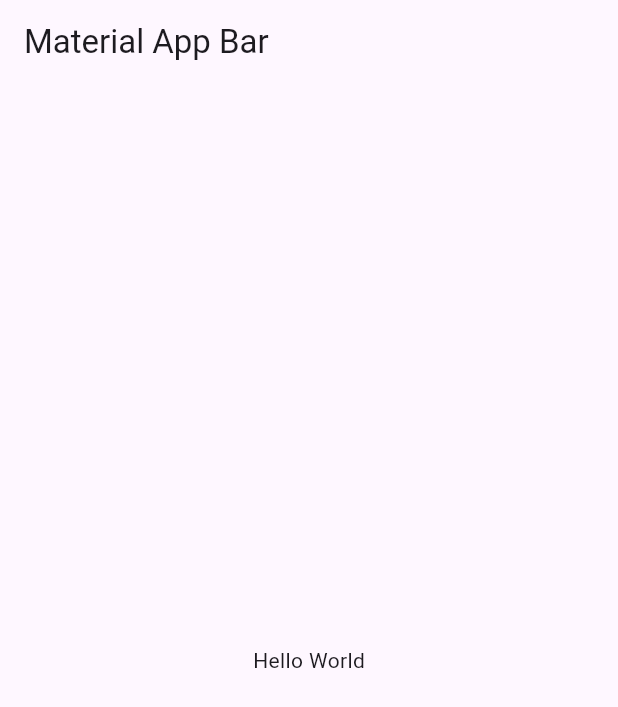
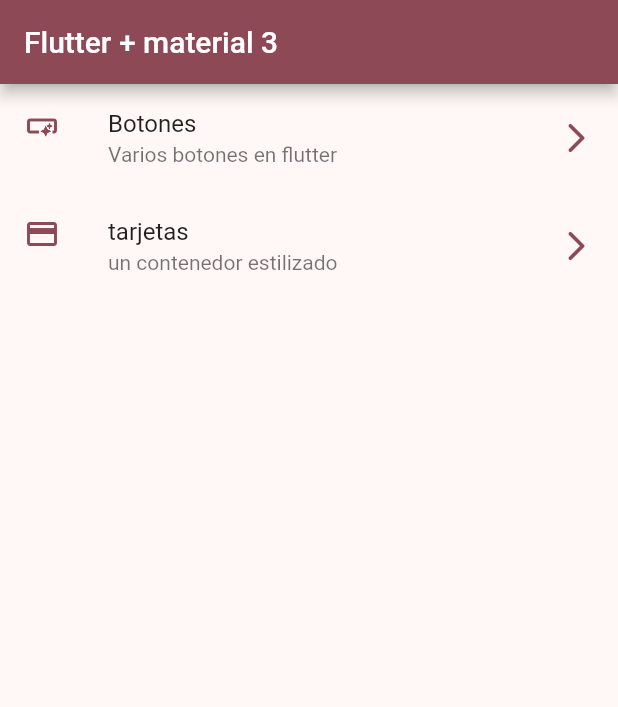
Before and after one commit to pabloSerrano19/widgets_app, a Flutter app: the screen it shows after launch, on a phone screen of 412 x 824 dp. Shown: the top 707 px of the screen. Run offline on Flutter 3.47's test engine with Material 3 defaults, Android fonts, the phone set to English and light mode, and no system bars; our stand-ins replace go_router.

Commit message:
segundo commit

```diff
--- /dev/null
+++ b/lib/config/menu/menu_item.dart
@@ -0,0 +1,36 @@
+import 'package:flutter/material.dart';
+
+class MenuItem {
+  final String title;
+  final String subTitle;
+  final IconData icon;
+  final String link;
+
+
+  const MenuItem({
+    required this.subTitle,
+    required this.link,
+    required this.title,
+   required this.icon
+  }
+    );
+
+
+
+
+}
+
+
+final appMenuItems = <MenuItem>[
+ const MenuItem(
+subTitle: "Varios botones en flutter",
+title: "Botones",
+link:"/buttons",
+icon:Icons.smart_button_outlined
+),
+const MenuItem(
+title: "tarjetas",
+link: "/cards",
+subTitle: "un contenedor estilizado",
+icon: Icons.credit_card)
+];
--- /dev/null
+++ b/lib/config/presentation/screens/buttons/buttons_screen.dart
@@ -0,0 +1,26 @@
+import 'package:flutter/material.dart';
+
+class ButtonsScreen extends StatelessWidget{
+  const ButtonsScreen({super.key});
+
+  @override
+  Widget build(BuildContext context) {
+    return Scaffold(
+     appBar: AppBar(
+      title: const Text("buttons Screen"),
+     ),
+     body: Wrap(
+      spacing: 10,
+      children: [
+        IconButton(onPressed: (){}, icon:  Icon(Icons.add),
+
+        ),
+      ],
+
+     ),
+    );
+
+
+    }
+
+}
--- /dev/null
+++ b/lib/config/presentation/screens/cards/cards_screen.dart
@@ -0,0 +1,16 @@
+import 'package:flutter/material.dart';
+
+class CardsScreen extends StatelessWidget{
+  const CardsScreen({super.key});
+
+   @override
+  Widget build(BuildContext context) {
+    return Scaffold(
+     appBar: AppBar(
+      title: const Text("cards Screen"),
+     ),
+     body: const Placeholder(),
+    );
+
+  }
+}
--- /dev/null
+++ b/lib/config/presentation/screens/home_screens.dart
@@ -0,0 +1,63 @@
+import 'package:flutter/material.dart';
+import 'package:go_router/go_router.dart';
+import 'package:widgets_app/config/menu/menu_item.dart';
+
+
+class HomeScreens extends StatelessWidget {
+  const HomeScreens({super.key});
+
+  @override
+  Widget build(BuildContext context) {
+    return Scaffold(
+      appBar: AppBar(
+        title :const Text("Flutter + material 3")
+      ),
+       body: _HomeView(),
+    );
+
+  }
+
+
+}
+
+class _HomeView extends StatelessWidget{
+  @override
+  Widget build(BuildContext context) {
+   return ListView.builder(
+    itemCount: appMenuItems.length,
+    itemBuilder: (context, index) {
+      final item =appMenuItems[index];
+      return _CustomListTitle(item: item);
+    } ,
+
+   );
+  }
+
+}
+
+class _CustomListTitle extends StatelessWidget {
+  const _CustomListTitle({
+    required this.item,
+  });
+
+  final MenuItem item;
+
+  @override
+  Widget build(BuildContext context) {
+    final colors =Theme.of(context).colorScheme;
+
+    return ListTile(
+      leading: Icon(item.icon, color: colors.primary),
+      trailing: Icon(Icons.arrow_forward_ios_rounded, color: colors.primary,),
+      title: Text(item.title),
+      subtitle: Text(item.subTitle),
+      onTap: (){
+        context.go(item.link);
+
+
+
+      },
+
+    );
+  }
+}
--- /dev/null
+++ b/lib/config/presentation/screens/screens.dart
@@ -0,0 +1,3 @@
+export 'package:widgets_app/config/presentation/screens/buttons/buttons_screen.dart';
+export 'package:widgets_app/config/presentation/screens/cards/cards_screen.dart';
+export 'package:widgets_app/config/presentation/screens/home_screens.dart';
--- /dev/null
+++ b/lib/config/router/app_router.dart
@@ -0,0 +1,33 @@
+
+import 'package:flutter/material.dart';
+import 'package:go_router/go_router.dart';
+import 'package:widgets_app/config/presentation/screens/buttons/buttons_screen.dart';
+import 'package:widgets_app/config/presentation/screens/cards/cards_screen.dart';
+import 'package:widgets_app/config/presentation/screens/home_screens.dart';
+
+
+final GoRouter router = GoRouter(
+  routes: <RouteBase>[
+    GoRoute(
+      path: '/',
+      builder: (BuildContext context, GoRouterState state) {
+        return const HomeScreens();
+      },
+      routes: <RouteBase>[
+        GoRoute(
+          path: '/buttons',
+          builder: (BuildContext context, GoRouterState state) {
+            return const ButtonsScreen();
+          },
+        ),
+        GoRoute(
+          path: '/cards',
+          builder: (BuildContext context, GoRouterState state) {
+            return const CardsScreen();
+          },
+        ),
+      ]
+
+    ),
+  ],
+);
--- /dev/null
+++ b/lib/config/theme/theme_app.dart
@@ -0,0 +1,27 @@
+import 'package:flutter/material.dart';
+import 'dart:math';
+
+Color _customColor =const Color.fromARGB(255, 3, 3, 228);
+
+List<Color> _colorTheme =[
+  _customColor,
+  Colors.red,
+  Colors.blue,
+  Colors.yellow,
+  Colors.pink,
+  Colors.purple,
+  Colors.white
+];
+class AppTheme {
+
+Random ramdom=Random();
+  ThemeData theme(){
+    return ThemeData(
+      appBarTheme: const AppBarTheme(
+        centerTitle: false
+      ),
+      useMaterial3: false,
+      colorSchemeSeed: _colorTheme[ramdom.nextInt(6)]
+    );
+  }
+}
--- a/lib/main.dart
+++ b/lib/main.dart
@@ -1,4 +1,6 @@
 import 'package:flutter/material.dart';
+import 'package:widgets_app/config/router/app_router.dart';
+import 'package:widgets_app/config/theme/theme_app.dart';
 
 void main() => runApp(const MyApp());
 
@@ -7,16 +9,12 @@ class MyApp extends StatelessWidget {
 
   @override
   Widget build(BuildContext context) {
-    return MaterialApp(
-      title: 'Material App',
-      home: Scaffold(
-        appBar: AppBar(
-          title: const Text('Material App Bar'),
-        ),
-        body: const Center(
-          child: Text('Hello World'),
-        ),
-      ),
+    return MaterialApp.router(
+      debugShowCheckedModeBanner: false,
+      theme: AppTheme().theme(),
+      title: 'widget_app',
+      routerConfig: router,
+
     );
   }
 }
--- a/pubspec.yaml
+++ b/pubspec.yaml
@@ -31,10 +31,10 @@ dependencies:
   flutter:
     sdk: flutter
 
-
   # The following adds the Cupertino Icons font to your application.
   # Use with the CupertinoIcons class for iOS style icons.
   cupertino_icons: ^1.0.8
+  go_router: ^14.3.0
 
 dev_dependencies:
   flutter_test:
```
Also changed, not shown: pubspec.lock.
